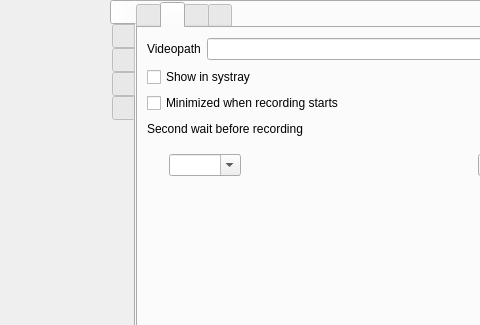
The window that src/wayland/formMainWindow_wl.ui (vkohaupt/vokoscreenNG) describes before a commit, drawn with Qt 5; both pictures show x 0 to 480 and y 0 to 325 of the 820 by 498 pixel window.
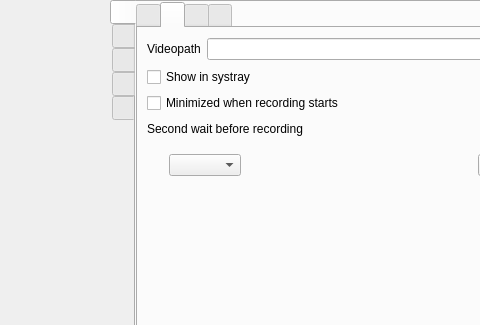
The same window after the commit. The open tabs and pages were chosen to show the change. Icons and pictures are not drawn.

The edit to the form file:
```diff
--- a/src/wayland/formMainWindow_wl.ui
+++ b/src/wayland/formMainWindow_wl.ui
@@ -1225,18 +1225,12 @@
                    </item>
                    <item>
                     <widget class="QComboBox" name="comboBoxLanguage">
-                     <property name="editable">
-                      <bool>true</bool>
-                     </property>
                      <property name="currentText">
                       <string notr="true"/>
                      </property>
                      <property name="maxVisibleItems">
                       <number>12</number>
                      </property>
-                     <property name="placeholderText">
-                      <string notr="true"/>
-                     </property>
                     </widget>
                    </item>
                    <item>
```
Left out of the diff: 8 changed lines with no effect on the pictures.
